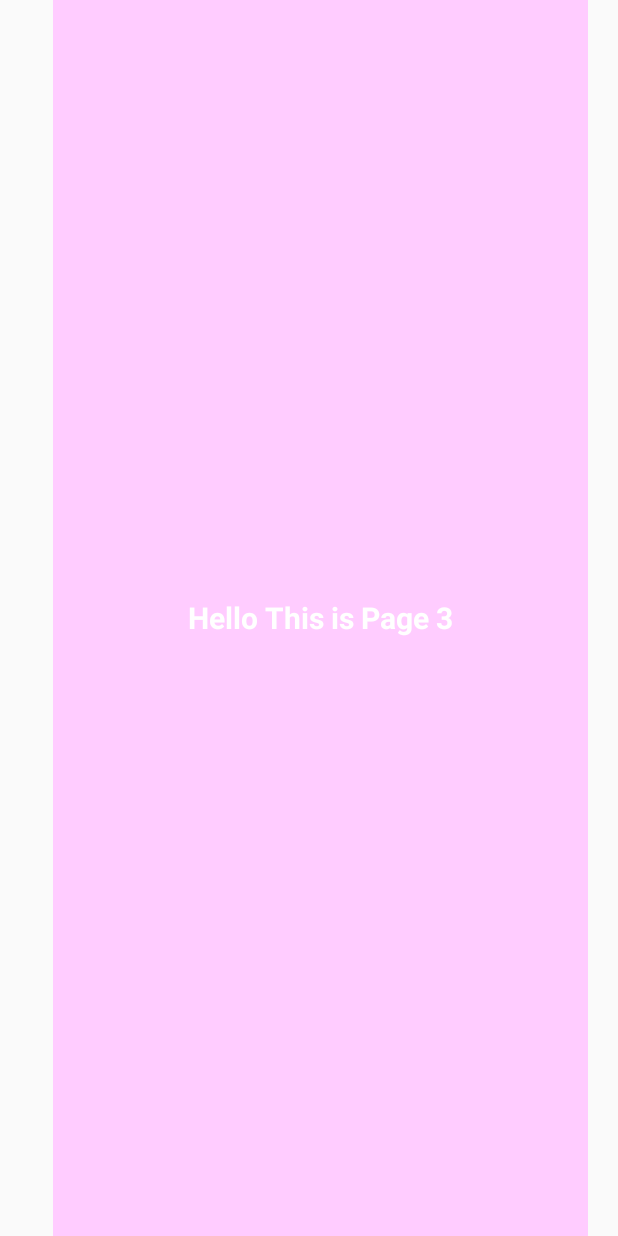
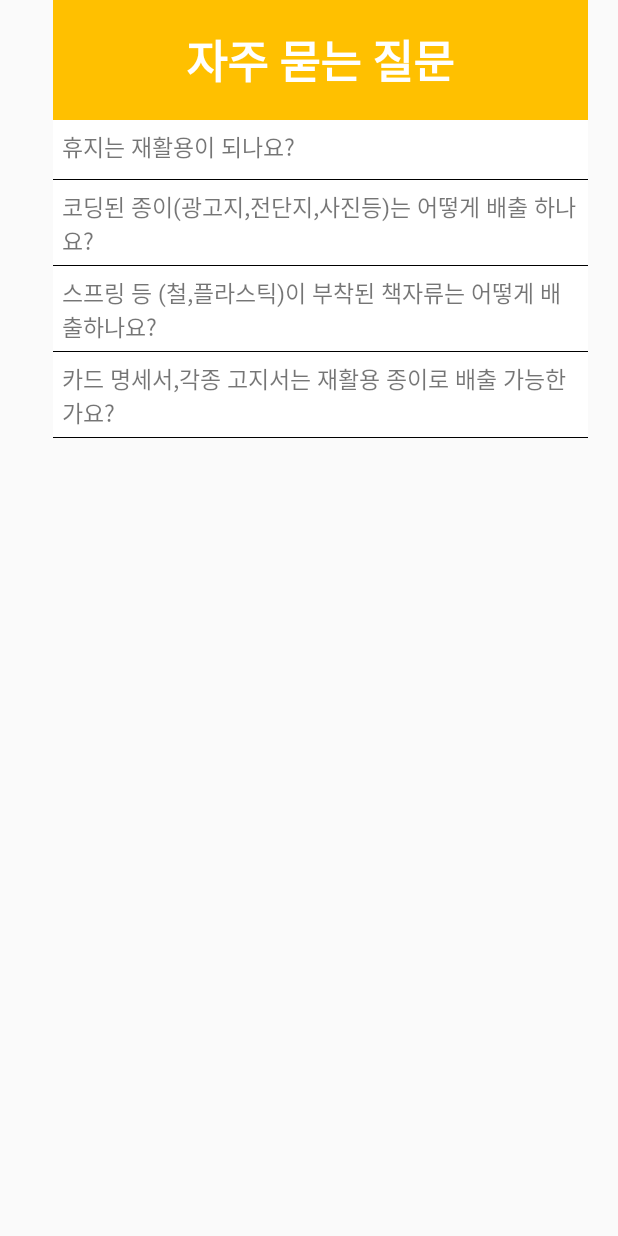
Before and after one commit to KyangGoGo/RecyclingHelper, an Android app: the fragment FragmentThird shown on its own in the app's theme, on a phone screen of 412 x 824 dp. Run offline under Robolectric (Android 15) with nearby library versions, the phone set to English and light mode, and no system bars.

Commit message:
리사이클러 뷰 합병

```diff
--- a/app/build.gradle
+++ b/app/build.gradle
@@ -34,6 +34,7 @@ android {
 }
 
 dependencies {
+    implementation 'com.android.support:recyclerview-v7:28.0.0'
     implementation fileTree(dir: 'libs', include: ['*.jar'])
     implementation 'androidx.appcompat:appcompat:1.0.0'
     implementation 'androidx.coordinatorlayout:coordinatorlayout:1.0.0'
--- a/app/src/main/java/org/tensorflow/lite/examples/classification/FragmentThird.java
+++ b/app/src/main/java/org/tensorflow/lite/examples/classification/FragmentThird.java
@@ -1,19 +1,48 @@
 package org.tensorflow.lite.examples.classification;
 
+import android.content.Context;
 import android.os.Bundle;
 import android.view.LayoutInflater;
 import android.view.View;
 import android.view.ViewGroup;
 
 import androidx.fragment.app.Fragment;
+import androidx.recyclerview.widget.LinearLayoutManager;
+import androidx.recyclerview.widget.RecyclerView;
+
+import org.tensorflow.lite.examples.classification.data.FragementThirdData;
+
+import java.util.ArrayList;
 
 public class FragmentThird extends Fragment {
+    private ArrayList<FragementThirdData> arrayList;
+    private FragmentThirdAdapter mainAdapter;
+    private RecyclerView recyclerView;
+    private LinearLayoutManager linearLayoutManager;
     @Override
     public View onCreateView(LayoutInflater inflater, ViewGroup container,
                              Bundle savedInstanceState) {
         ViewGroup rootView = (ViewGroup) inflater.inflate(
                 R.layout.fragment_3p, container, false);
 
+        recyclerView=(RecyclerView) rootView.findViewById(R.id.rd);
+        linearLayoutManager=new LinearLayoutManager(getContext());
+        recyclerView.setLayoutManager(linearLayoutManager);
+
+        arrayList=new ArrayList<>();
+
+
+        String questionsList[]={"휴지는 재활용이 되나요?","코딩된 종이(광고지,전단지,사진등)는 어떻게 배출 하나요?"
+                ,"스프링 등 (철,플라스틱)이 부착된 책자류는 어떻게 배출하나요?","카드 명세서,각종 고지서는 재활용 종이로 배출 가능한가요?"};
+        String answerList[]={"휴지는 재활용이 되나요?","코딩된 종이(광고지,전단지,사진등)는 어떻게 배출 하나요?"
+                ,"스프링 등 (철,플라스틱)이 부착된 책자류는 어떻게 배출하나요?","카드 명세서,각종 고지서는 재활용 종이로 배출 가능한가요?"};
+        for(int i=0;i<questionsList.length;i++){
+            FragementThirdData mainData=new FragementThirdData(questionsList[i],answerList[i]);
+            arrayList.add(mainData);
+        }
+        mainAdapter=new FragmentThirdAdapter(arrayList);
+        recyclerView.setAdapter(mainAdapter);
+
         return rootView;
     }
 }
--- /dev/null
+++ b/app/src/main/java/org/tensorflow/lite/examples/classification/FragmentThirdAdapter.java
@@ -0,0 +1,65 @@
+package org.tensorflow.lite.examples.classification;
+
+import android.view.LayoutInflater;
+import android.view.View;
+import android.view.ViewGroup;
+import android.widget.TextView;
+import android.widget.Toast;
+
+import androidx.annotation.NonNull;
+import androidx.recyclerview.widget.RecyclerView;
+
+import org.tensorflow.lite.examples.classification.data.FragementThirdData;
+
+import java.util.ArrayList;
+
+public class FragmentThirdAdapter extends RecyclerView.Adapter<FragmentThirdAdapter.CustomViewHolder> {
+    private ArrayList<FragementThirdData> arrayList;
+    private TextView visibleText;
+
+    public FragmentThirdAdapter(ArrayList<FragementThirdData> arrayList) {
+        this.arrayList = arrayList;
+    }
+
+    @NonNull
+    @Override
+    public CustomViewHolder onCreateViewHolder(@NonNull ViewGroup parent, int viewType) {
+        View view= LayoutInflater.from(parent.getContext()).inflate(R.layout.fragment3_item_list,parent,false);
+        CustomViewHolder holder=new CustomViewHolder(view);
+        return holder;
+    }
+
+    @Override
+    public void onBindViewHolder(@NonNull CustomViewHolder holder, int position) {
+        holder.fnq_questions.setText(arrayList.get(position).getQuestions());
+
+        holder.itemView.setTag(position);
+        holder.fnq_answer.setText(arrayList.get(position).getQuestions());
+        holder.itemView.setOnClickListener(new View.OnClickListener() {
+            @Override
+            public void onClick(View v) {
+                String curName=holder.fnq_questions.getText().toString();
+                if(visibleText!=null)visibleText.setVisibility(View.GONE);
+                visibleText=holder.fnq_answer;
+                holder.fnq_answer.setVisibility(View.VISIBLE);
+                Toast.makeText(v.getContext(),curName,Toast.LENGTH_LONG).show();
+            }
+        });
+
+    }
+
+    @Override
+    public int getItemCount() {
+        return (null !=arrayList ? arrayList.size():0);
+    }
+
+    public class CustomViewHolder extends RecyclerView.ViewHolder {
+        protected TextView fnq_questions;
+        protected TextView fnq_answer;
+        public CustomViewHolder(@NonNull View itemView) {
+            super(itemView);
+            this.fnq_questions=(TextView) itemView.findViewById(R.id.fnq_questions);
+            this.fnq_answer=(TextView)itemView.findViewById(R.id.fnq_answer);
+        }
+    }
+}
--- /dev/null
+++ b/app/src/main/java/org/tensorflow/lite/examples/classification/data/FragementThirdData.java
@@ -0,0 +1,29 @@
+package org.tensorflow.lite.examples.classification.data;
+
+public class FragementThirdData {
+
+    private String questions;
+
+    public FragementThirdData(String questions, String answer) {
+        this.questions = questions;
+        this.answer = answer;
+    }
+
+    private String answer;
+
+    public String getAnswer() {
+        return answer;
+    }
+
+    public void setAnswer(String answer) {
+        this.answer = answer;
+    }
+
+    public String getQuestions() {
+        return questions;
+    }
+
+    public void setQuestions(String questions) {
+        this.questions = questions;
+    }
+}
--- /dev/null
+++ b/app/src/main/res/drawable-hdpi/edge.xml
@@ -0,0 +1,13 @@
+<?xml version="1.0" encoding="utf-8"?>
+<layer-list xmlns:android="http://schemas.android.com/apk/res/android">
+    <item>
+        <shape android:shape="rectangle">
+            <solid android:color="#000000"/>
+        </shape>
+    </item>
+    <item android:bottom="1dp">
+        <shape android:shape="rectangle">
+            <solid android:color="#FFFFFF"/>
+        </shape>
+    </item>
+</layer-list>
--- /dev/null
+++ b/app/src/main/res/layout/fragment3_item_list.xml
@@ -0,0 +1,32 @@
+<?xml version="1.0" encoding="utf-8"?>
+<LinearLayout xmlns:android="http://schemas.android.com/apk/res/android"
+    android:layout_width="match_parent"
+    android:layout_height="wrap_content">
+    <LinearLayout
+        android:layout_width="match_parent"
+        android:layout_height="wrap_content"
+        android:orientation="vertical">
+
+        <TextView
+            android:padding="6dp"
+            android:id="@+id/fnq_questions"
+            android:layout_width="match_parent"
+            android:layout_height="wrap_content"
+            android:text="test1"
+            android:textSize="15dp"
+            android:minHeight="40dp"
+            android:background="@drawable/edge"
+            />
+        <TextView
+            android:padding="6dp"
+            android:id="@+id/fnq_answer"
+            android:layout_width="match_parent"
+            android:layout_height="30dp"
+            android:text="aaaaaa"
+            android:textSize="15dp"
+            android:visibility="gone"
+            android:background="@drawable/edge"
+            />
+    </LinearLayout>
+
+</LinearLayout>
--- a/app/src/main/res/layout/fragment_3p.xml
+++ b/app/src/main/res/layout/fragment_3p.xml
@@ -1,35 +1,42 @@
 <?xml version="1.0" encoding="utf-8"?>
 <FrameLayout xmlns:android="http://schemas.android.com/apk/res/android"
     android:layout_width="match_parent"
-    android:layout_height="match_parent">
+    android:layout_height="match_parent"
+    android:orientation="vertical">
 
-    <RelativeLayout
-        android:layout_width="match_parent"
-        android:layout_marginLeft="35dp"
-        android:layout_marginRight="20dp"
-        android:layout_height="match_parent"
-        android:orientation="vertical">
 
-        <ImageView
-            android:id="@+id/imgBanner1"
+        <LinearLayout
+            android:layout_marginLeft="35dp"
+            android:layout_marginRight="20dp"
             android:layout_width="match_parent"
             android:layout_height="match_parent"
-            android:background="#ffccff"
-            android:contentDescription="ViewPagerVersion2"/>
+            android:orientation="vertical">
 
-        <TextView
-            android:id="@+id/tvName1"
-            android:layout_width="match_parent"
-            android:layout_height="wrap_content"
-            android:layout_gravity="center"
-            android:gravity="center"
-            android:layout_centerInParent="true"
-            android:textColor="@android:color/white"
-            android:textSize="20sp"
-            android:textStyle="bold"
-            android:text="Hello This is Page 3"/>
+            <TextView
+                android:layout_width="match_parent"
+                android:layout_height="wrap_content"
+                android:layout_weight="1"
+                android:autoSizeMaxTextSize="30dp"
+                android:autoSizeMinTextSize="12dp"
+                android:autoSizeStepGranularity="2dp"
+                android:autoSizeTextType="uniform"
+                android:background="#FFC000"
+                android:gravity="center"
+                android:text="자주 묻는 질문"
+                android:textColor="#FFFFFF"
+                android:textStyle="bold" />
 
-    </RelativeLayout>
+
+            <androidx.recyclerview.widget.RecyclerView
+                android:id="@+id/rd"
+                android:layout_width="match_parent"
+                android:layout_height="wrap_content"
+                android:scrollbarFadeDuration="0"
+                android:scrollbarSize="5dp"
+                android:scrollbarThumbVertical="@android:color/darker_gray"
+                android:scrollbars="vertical"
+                android:layout_weight="9"/>
+        </LinearLayout>
 
 
 </FrameLayout>
```
